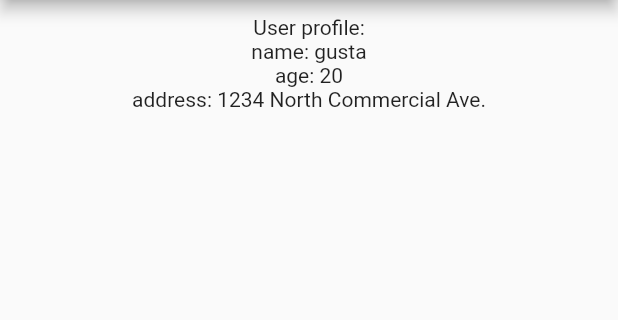
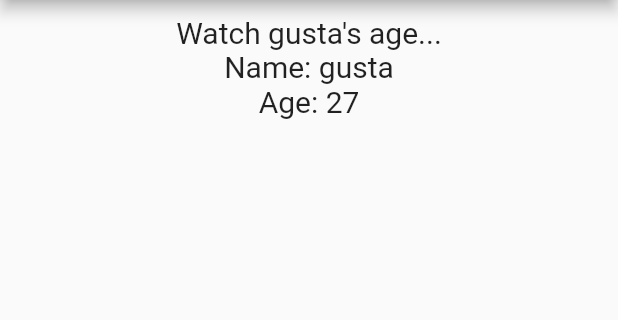
Before and after one commit to gustaaa/belajar_flutter_provider, a Flutter app: the screen it shows after launch, on a phone screen of 412 x 824 dp, the part 84-404 px from its top. Run offline on Flutter 3.47's test engine with Material 2 defaults, Android fonts, the phone set to English and light mode, and no system bars.

```diff
--- a/lib/main.dart
+++ b/lib/main.dart
@@ -4,29 +4,12 @@ import 'package:provider/provider.dart';
 
 void main() {
   runApp(
-    MultiProvider(
-      providers: [
-        Provider(
-          create: (context) => Person(
-            name: "gusta",
-            age: 20,
-          ),
-        ),
-        FutureProvider(
-          create: (context) => Home().fetchAddress,
-          initialData: "Fletching Addres",
-        ),
-      ],
+    StreamProvider<String>(
+      create: (_) => Person(name: 'gusta', age: 20).umur,
+      initialData: 25.toString(),
+      catchError: (_, error) => error.toString(),
       child: const MyApp(),
     ),
-    // Provider(
-    //   create: (_) => Person(name: "gusta", age: 20),
-    //   child: FutureProvider<String>(
-    //     create: (context) => Home().fetchAddress,
-    //     initialData: "Fletching Addres",
-    //     child: const MyApp(),
-    //   ),
-    // ),
   );
 }
 
@@ -58,16 +41,22 @@ class MyNamePage extends StatelessWidget {
       body: Padding(
         padding: const EdgeInsets.all(10.0),
         child: Center(
-          child: Consumer<Person>(
-            builder: (context, Person person, child) {
+          child: Consumer<String>(
+            builder: (context, String umur, child) {
               return Column(
                 children: <Widget>[
-                  const Text("User profile:"),
-                  Text("name: ${person.name}"),
-                  Text("age: ${person.age}"),
-                  Consumer<String>(builder: (context, String address, child) {
-                    return Text("address: $address");
-                  }),
+                  const Text(
+                    "Watch gusta's age...",
+                    style: TextStyle(fontSize: 20),
+                  ),
+                  const Text(
+                    "Name: gusta",
+                    style: TextStyle(fontSize: 20),
+                  ),
+                  Text(
+                    "Age: $umur",
+                    style: TextStyle(fontSize: 20),
+                  ),
                 ],
               );
             },
--- a/lib/person.dart
+++ b/lib/person.dart
@@ -10,23 +10,13 @@ class Person with ChangeNotifier {
     required this.age,
   });
 
-  void increaseAge() {
-    age++;
-    notifyListeners();
+  Stream<String> get umur async* {
+    var i = age;
+    while (i < 85) {
+      await Future.delayed(const Duration(seconds: 1), () {
+        i++;
+      });
+      yield i.toString();
+    }
   }
 }
-
-class Home {
-  final String city = "Portland";
-
-  // The value that will be provided must be a `Future`.
-  Future<String> get fetchAddress {
-    // NB: using `Future.delayed` is mocking an HTTP request.
-    // imagine that this is something like http.get("http://my_api.com/address");
-    final address = Future.delayed(const Duration(seconds: 5), () {
-      return '1234 North Commercial Ave.';
-    });
-
-    return address;
-  }
-}
```
